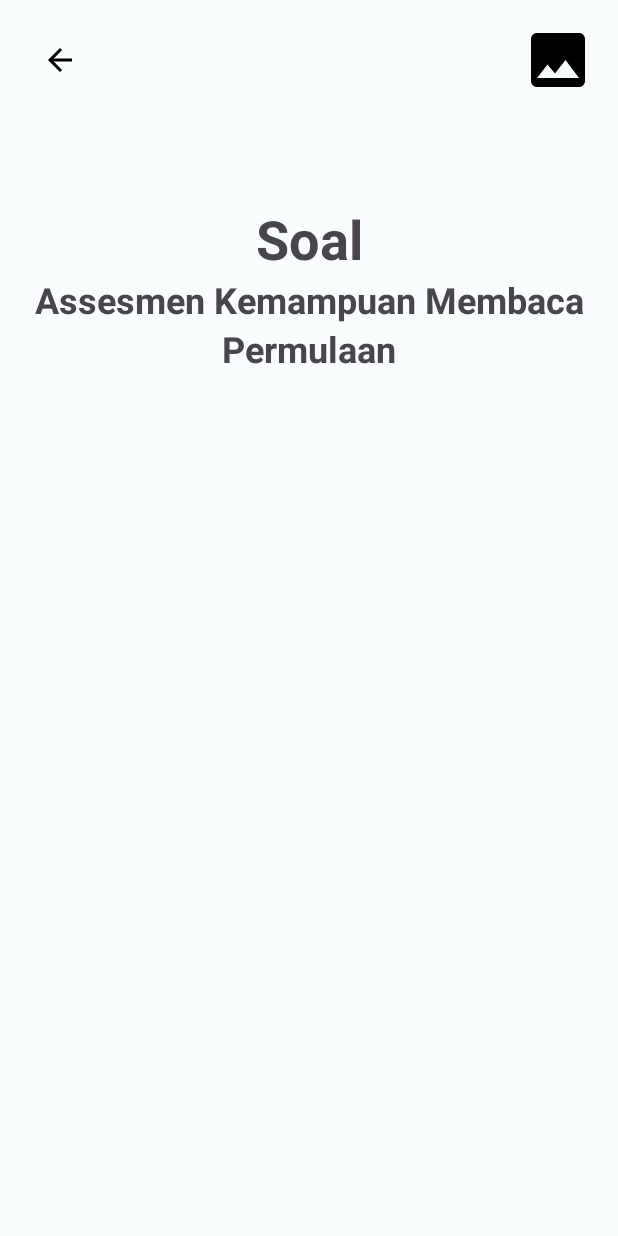
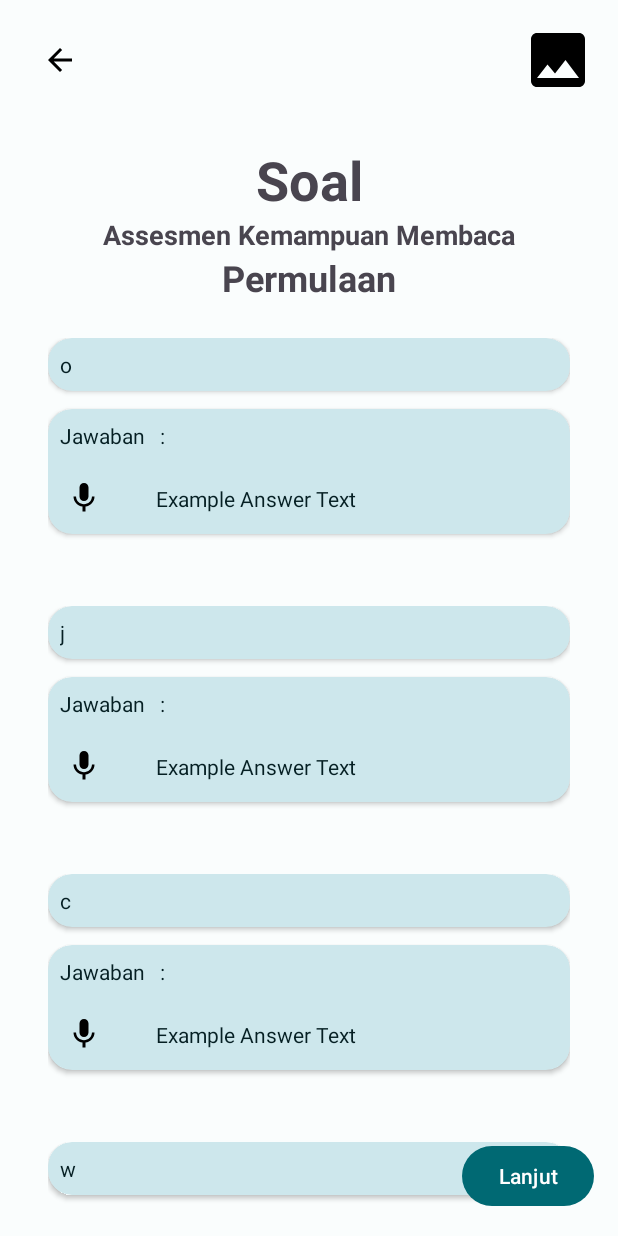
Before and after one commit to ZenMachi/KOMIS_SekecaAssesmenKemampuanMembaca, an Android app: the HurufActivity screen opened directly, with no data from a screen before it, on a phone screen of 412 x 824 dp. Run offline under Robolectric (Android 15) with nearby library versions, the phone set to English and light mode, and no system bars.

Commit message:
value returned from adapter

```diff
--- a/app/build.gradle
+++ b/app/build.gradle
@@ -25,11 +25,11 @@ android {
         }
     }
     compileOptions {
-        sourceCompatibility JavaVersion.VERSION_1_8
-        targetCompatibility JavaVersion.VERSION_1_8
+        sourceCompatibility JavaVersion.VERSION_17
+        targetCompatibility JavaVersion.VERSION_17
     }
     kotlinOptions {
-        jvmTarget = '1.8'
+        jvmTarget = '17'
     }
 
     buildFeatures {
--- a/app/src/main/java/com/dokari4/sekeca/HurufActivity.kt
+++ b/app/src/main/java/com/dokari4/sekeca/HurufActivity.kt
@@ -2,10 +2,31 @@ package com.dokari4.sekeca
 
 import androidx.appcompat.app.AppCompatActivity
 import android.os.Bundle
+import android.view.View
+import android.widget.Toast
+import androidx.recyclerview.widget.LinearLayoutManager
+import com.dokari4.sekeca.databinding.ActivityHurufBinding
 
-class HurufActivity : AppCompatActivity() {
+class HurufActivity : AppCompatActivity(), QuestionClickHandler {
+    private lateinit var binding: ActivityHurufBinding
     override fun onCreate(savedInstanceState: Bundle?) {
         super.onCreate(savedInstanceState)
-        setContentView(R.layout.activity_huruf)
+
+        binding = ActivityHurufBinding.inflate(layoutInflater)
+        setContentView(binding.root)
+
+        val adapter = HurufAdapter(this, questionDatabase.getHuruf() as ArrayList<Model>)
+        adapter.handler = this
+        binding.recyclerView.apply {
+            this.layoutManager = LinearLayoutManager(this@HurufActivity)
+            this.adapter = adapter
+        }
+
     }
+
+    override fun clickedQuestionItem(view: View, model: Model) {
+        Toast.makeText(this, "Question: ${model.question}", Toast.LENGTH_SHORT).show()
+    }
+
+
 }
--- /dev/null
+++ b/app/src/main/java/com/dokari4/sekeca/HurufAdapter.kt
@@ -0,0 +1,30 @@
+package com.dokari4.sekeca
+
+import android.content.Context
+import android.view.LayoutInflater
+import android.view.View
+import android.view.ViewGroup
+import android.widget.Toast
+import androidx.recyclerview.widget.RecyclerView
+import com.dokari4.sekeca.databinding.ItemRowBinding
+
+class HurufAdapter(private val context: Context, private val data: ArrayList<Model>): RecyclerView.Adapter<HurufAdapter.MyHolder>() {
+
+    var handler: QuestionClickHandler? = null
+
+    inner class MyHolder(val binding: ItemRowBinding): RecyclerView.ViewHolder(binding.root)
+
+    override fun onCreateViewHolder(parent: ViewGroup, viewType: Int): MyHolder {
+        return MyHolder(ItemRowBinding.inflate(LayoutInflater.from(parent.context), parent, false))
+    }
+
+    override fun getItemCount(): Int = data.size
+
+    override fun onBindViewHolder(holder: MyHolder, position: Int) {
+        holder.binding.tvQuestion.text = data[position].question
+        holder.binding.btnMic.setOnClickListener {
+            handler?.clickedQuestionItem(it,data[position])
+        }
+    }
+
+}
--- a/app/src/main/java/com/dokari4/sekeca/MainActivity.kt
+++ b/app/src/main/java/com/dokari4/sekeca/MainActivity.kt
@@ -1,11 +1,22 @@
 package com.dokari4.sekeca
 
+import android.content.Intent
 import androidx.appcompat.app.AppCompatActivity
 import android.os.Bundle
+import com.dokari4.sekeca.databinding.ActivityMainBinding
 
 class MainActivity : AppCompatActivity() {
+    private lateinit var binding: ActivityMainBinding
     override fun onCreate(savedInstanceState: Bundle?) {
         super.onCreate(savedInstanceState)
-        setContentView(R.layout.activity_main)
+
+        //init binding
+        binding = ActivityMainBinding.inflate(layoutInflater)
+        setContentView(binding.root)
+
+        binding.btnGo.setOnClickListener {
+            val intent = Intent(this, HurufActivity::class.java)
+            startActivity(intent)
+        }
     }
 }
--- /dev/null
+++ b/app/src/main/java/com/dokari4/sekeca/Model.kt
@@ -0,0 +1,32 @@
+package com.dokari4.sekeca
+
+data class Model(val question: String,)
+
+object questionDatabase {
+    fun getHuruf(): List<Model> {
+        val question1 = Model("o")
+        val question2 = Model("j")
+        val question3 = Model("c")
+        val question4 = Model("w")
+        val question5 = Model("m")
+        val question6 = Model("a")
+        val question7 = Model("p")
+        val question8 = Model("i")
+        val question9 = Model("h")
+        val question10 = Model("l")
+
+        val itemList: ArrayList<Model>  = ArrayList()
+        itemList.add(question1)
+        itemList.add(question2)
+        itemList.add(question3)
+        itemList.add(question4)
+        itemList.add(question5)
+        itemList.add(question6)
+        itemList.add(question7)
+        itemList.add(question8)
+        itemList.add(question9)
+        itemList.add(question10)
+
+        return itemList
+    }
+}
--- /dev/null
+++ b/app/src/main/java/com/dokari4/sekeca/QuestionClickHandler.kt
@@ -0,0 +1,8 @@
+package com.dokari4.sekeca
+
+import android.content.Context
+import android.view.View
+
+interface QuestionClickHandler {
+    fun clickedQuestionItem(view: View, model: Model)
+}
--- a/app/src/main/res/layout/activity_huruf.xml
+++ b/app/src/main/res/layout/activity_huruf.xml
@@ -49,7 +49,7 @@
             android:layout_height="wrap_content"
             android:text="Assesmen Kemampuan Membaca"
             android:textStyle="bold"
-            android:textSize="24sp"
+            android:textSize="18sp"
             app:layout_constraintTop_toBottomOf="@id/tvTitle"
             app:layout_constraintStart_toStartOf="parent"
             app:layout_constraintEnd_toEndOf="parent"/>
@@ -67,20 +67,30 @@
 
 
         <androidx.recyclerview.widget.RecyclerView
+            android:id="@+id/recycler_view"
             android:layout_width="0dp"
             android:layout_height="0dp"
             android:layout_marginTop="24dp"
+            tools:listitem="@layout/item_row"
             app:layout_constraintBottom_toBottomOf="parent"
             app:layout_constraintEnd_toEndOf="parent"
             app:layout_constraintStart_toStartOf="parent"
             app:layout_constraintTop_toBottomOf="@id/tvSubtitle2" />
+
+        <Button
+            android:id="@+id/btnNext"
+            android:layout_width="wrap_content"
+            android:layout_height="wrap_content"
+            app:layout_constraintBottom_toBottomOf="parent"
+            app:layout_constraintEnd_toEndOf="parent"
+            android:text="Lanjut"/>
 
         <androidx.constraintlayout.widget.Guideline
             android:id="@+id/guideTop"
             android:layout_width="wrap_content"
             android:layout_height="wrap_content"
             android:orientation="horizontal"
-            app:layout_constraintGuide_percent="0.15" />
+            app:layout_constraintGuide_percent="0.1" />
 
     </androidx.constraintlayout.widget.ConstraintLayout>
 
--- a/app/src/main/res/layout/item_row.xml
+++ b/app/src/main/res/layout/item_row.xml
@@ -34,7 +34,7 @@
         android:layout_height="wrap_content"
         android:backgroundTint="@color/md_theme_light_secondaryContainer"
         app:cardCornerRadius="16dp"
-        android:layout_marginBottom="12dp"
+        android:layout_marginBottom="48dp"
         android:layout_marginTop="12dp"
         app:layout_constraintTop_toBottomOf="@id/card1"
         app:layout_constraintStart_toStartOf="parent"
@@ -66,6 +66,16 @@
                 app:layout_constraintBottom_toBottomOf="parent"
                 android:src="@drawable/baseline_mic_24"/>
 
+            <TextView
+                android:layout_width="wrap_content"
+                android:layout_height="wrap_content"
+                android:text="Example Answer Text"
+                android:textColor="@color/md_theme_light_onSecondaryContainer"
+                app:layout_constraintBottom_toBottomOf="parent"
+                app:layout_constraintStart_toEndOf="@id/btnMic"
+                app:layout_constraintTop_toBottomOf="@id/tvAnswerTitle"
+                android:layout_marginStart="24dp"/>
+
 
         </androidx.constraintlayout.widget.ConstraintLayout>
 
```
